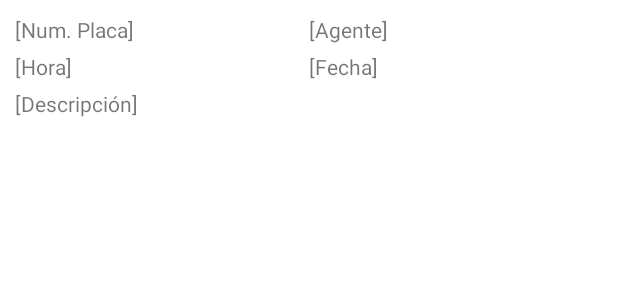
After one commit to EspJhon/Grupo_05_Tarea_16_Ejercicio_01, an Android app: the layout accidente_item.xml on its own in the app's theme, with its tools: preview values and no code run, on a phone screen of 412 x 824 dp. The commit adds this screen. Shown: the top 300 px of the screen. Run offline under Robolectric (Android 15) with nearby library versions, the phone set to English and light mode, and no system bars.

Commit message:
Adapter Audiencia y Accidente

```diff
--- a/app/src/main/java/com/example/grupo_05_tarea_16_ejercicio_01/fragments/Accidente/AccidenteFragment.java
+++ b/app/src/main/java/com/example/grupo_05_tarea_16_ejercicio_01/fragments/Accidente/AccidenteFragment.java
@@ -17,6 +17,7 @@ import android.widget.ListView;
 
 import com.example.grupo_05_tarea_16_ejercicio_01.MainActivity;
 import com.example.grupo_05_tarea_16_ejercicio_01.R;
+import com.example.grupo_05_tarea_16_ejercicio_01.adapter.AccidenteAdapter;
 import com.example.grupo_05_tarea_16_ejercicio_01.db.DBHelper;
 import com.example.grupo_05_tarea_16_ejercicio_01.modelo.Accidente;
 
@@ -76,7 +77,7 @@ public class AccidenteFragment extends Fragment {
 
     public void ListarAccidentes() {
         ArrayList<Accidente> accidentes = dbHelper.get_all_Accidentes();
-        ArrayAdapter<Accidente> adapter = new ArrayAdapter<>(getActivity(), android.R.layout.simple_list_item_1, accidentes);
+        AccidenteAdapter adapter = new AccidenteAdapter(getActivity(),accidentes);
         lv_accidentes.setAdapter(adapter);
     }
 
--- a/app/src/main/java/com/example/grupo_05_tarea_16_ejercicio_01/fragments/Audiencia/AudienciaFragment.java
+++ b/app/src/main/java/com/example/grupo_05_tarea_16_ejercicio_01/fragments/Audiencia/AudienciaFragment.java
@@ -13,6 +13,7 @@ import android.widget.Button;
 import android.widget.ListView;
 
 import com.example.grupo_05_tarea_16_ejercicio_01.R;
+import com.example.grupo_05_tarea_16_ejercicio_01.adapter.AudienciaAdapter;
 import com.example.grupo_05_tarea_16_ejercicio_01.db.DBHelper;
 import com.example.grupo_05_tarea_16_ejercicio_01.modelo.Audiencia;
 
@@ -73,7 +74,7 @@ public class AudienciaFragment extends Fragment {
 
     public void ListarAudiencias() {
         ArrayList<Audiencia> audiencias = dbHelper.get_all_Audiencias();
-        ArrayAdapter<Audiencia> adapter = new ArrayAdapter<>(getActivity(), android.R.layout.simple_list_item_1, audiencias);
+        AudienciaAdapter adapter = new AudienciaAdapter(getActivity(),audiencias);
         lv_audiencias.setAdapter(adapter);
     }
 
--- /dev/null
+++ b/app/src/main/res/layout/accidente_item.xml
@@ -0,0 +1,63 @@
+<?xml version="1.0" encoding="utf-8"?>
+<LinearLayout xmlns:android="http://schemas.android.com/apk/res/android"
+    android:layout_width="match_parent"
+    android:layout_height="match_parent"
+    android:orientation="vertical">
+
+    <LinearLayout
+        android:layout_width="match_parent"
+        android:layout_height="wrap_content"
+        android:orientation="vertical"
+        android:padding="10dp">
+
+        <LinearLayout
+            android:layout_width="match_parent"
+            android:layout_height="wrap_content"
+            android:orientation="horizontal">
+
+            <TextView
+                android:id="@+id/tv_placa"
+                android:layout_width="0dp"
+                android:layout_height="wrap_content"
+                android:layout_weight="1"
+                android:text="[Num. Placa]" />
+
+            <TextView
+                android:id="@+id/tv_agente"
+                android:layout_width="0dp"
+                android:layout_height="wrap_content"
+                android:layout_weight="1"
+                android:text="[Agente]" />
+        </LinearLayout>
+
+        <LinearLayout
+            android:layout_width="match_parent"
+            android:layout_height="wrap_content"
+            android:layout_marginVertical="5dp"
+            android:orientation="horizontal">
+
+            <TextView
+                android:id="@+id/tv_hora"
+                android:layout_width="0dp"
+                android:layout_height="wrap_content"
+                android:layout_weight="1"
+                android:text="[Hora]" />
+
+            <TextView
+                android:id="@+id/tv_fecha"
+                android:layout_width="0dp"
+                android:layout_height="wrap_content"
+                android:layout_weight="1"
+                android:text="[Fecha]" />
+
+        </LinearLayout>
+
+        <TextView
+            android:id="@+id/tv_descripcion"
+            android:layout_width="match_parent"
+            android:layout_height="wrap_content"
+            android:text="[Descripción]" />
+
+    </LinearLayout>
+
+</LinearLayout>
```
Also changed, not shown: app/src/main/java/com/example/grupo_05_tarea_16_ejercicio_01/adapter/AccidenteAdapter.java (added, +54 -0 lines), app/src/main/java/com/example/grupo_05_tarea_16_ejercicio_01/adapter/AudienciaAdapter.java (added, +54 -0 lines), app/src/main/res/layout/audiencia_item.xml (added, +51 -0 lines).
